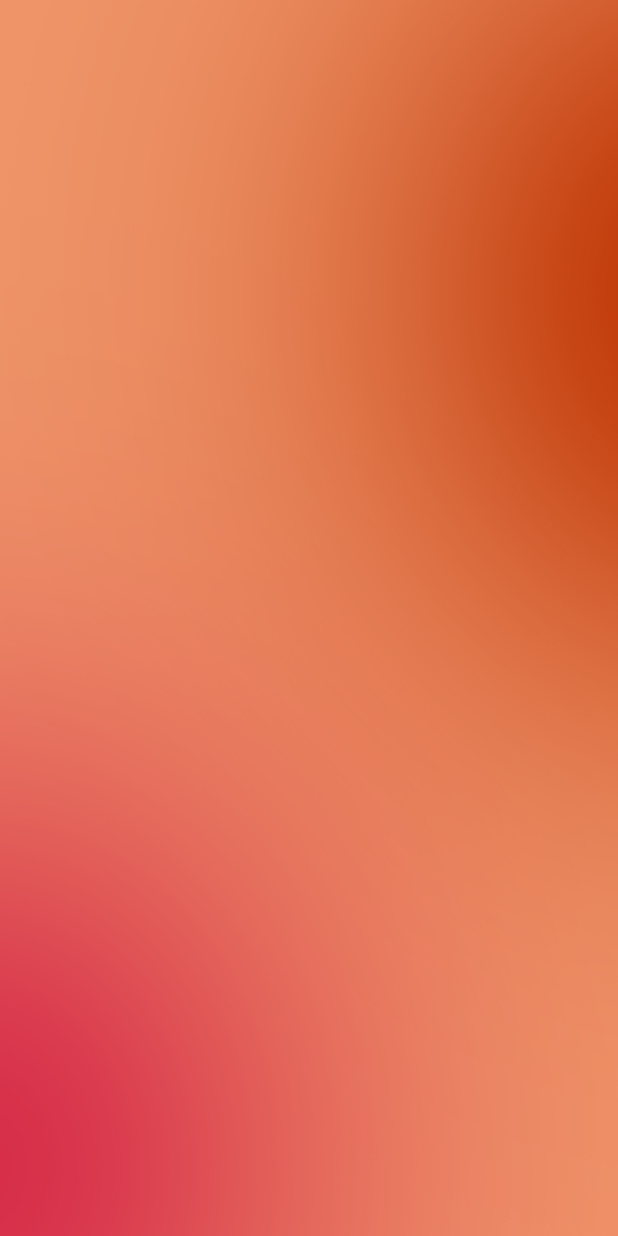
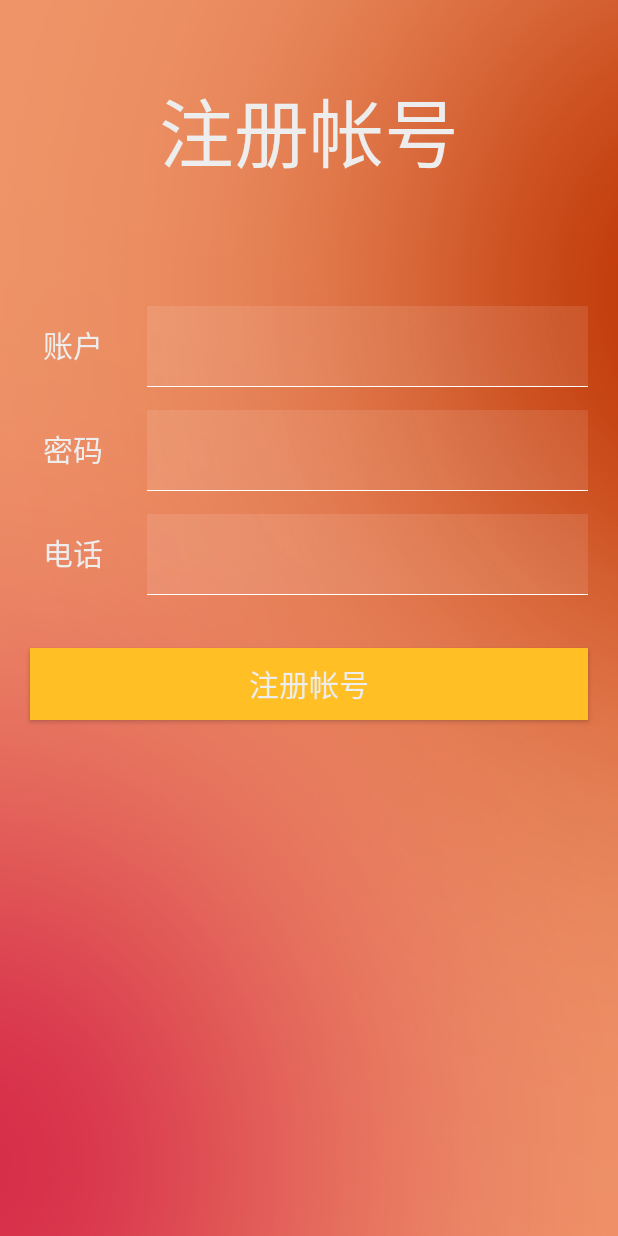
Before and after one commit to lazyZhou1997/StoreManage, an Android app: the screen it shows after launch (SignInActivity), after a tap on "注册帐号", on a phone screen of 412 x 824 dp. Run offline under Robolectric (Android 15) with nearby library versions, the phone set to English and light mode, and no system bars.

Commit message:
注册界面完成

```diff
--- a/app/src/main/java/scu/edu/storemanage/activity/MainActivity.java
+++ b/app/src/main/java/scu/edu/storemanage/activity/MainActivity.java
@@ -45,7 +45,7 @@ public class MainActivity extends Activity {
             @Override
             public void onClick(View v) {
                 Intent signIntent = new Intent(MainActivity.this,SignInActivity.class);
-                startActivity(signIntent);
+                startActivityForResult(signIntent,1);
             }
         });
     }
--- a/app/src/main/java/scu/edu/storemanage/activity/SignInActivity.java
+++ b/app/src/main/java/scu/edu/storemanage/activity/SignInActivity.java
@@ -18,5 +18,6 @@ public class SignInActivity extends Activity {
         super.onCreate(savedInstanceState);
         requestWindowFeature(Window.FEATURE_NO_TITLE);
         setContentView(R.layout.sign_layout);
+
     }
 }
--- a/app/src/main/res/layout/main_layout.xml
+++ b/app/src/main/res/layout/main_layout.xml
@@ -8,7 +8,6 @@
 
     <!--Sign In编制-->
     <TextView
-        android:id="@+id/textView"
         android:layout_width="match_parent"
         android:layout_height="wrap_content"
         android:gravity="center"
--- a/app/src/main/res/layout/sign_layout.xml
+++ b/app/src/main/res/layout/sign_layout.xml
@@ -4,4 +4,113 @@
     android:layout_height="match_parent"
     android:background="@mipmap/bg">
 
+
+    <TextView
+        android:layout_width="match_parent"
+        android:layout_height="wrap_content"
+        android:text="@string/sign_inin"
+        android:gravity="center"
+        android:textColor="@color/white"
+        android:textSize="50sp"
+        android:paddingBottom="80dp"
+        android:paddingTop="50dp"/>
+
+
+    <!--帐号-->
+    <LinearLayout
+        android:layout_width="match_parent"
+        android:layout_height="wrap_content"
+        android:orientation="horizontal"
+        android:paddingRight="20dp"
+        android:layout_marginBottom="15dp">
+
+        <TextView
+            android:layout_width="0dp"
+            android:layout_height="wrap_content"
+            android:layout_weight="1"
+            android:gravity="center"
+            android:text="@string/username"
+            android:textColor="@color/white"
+            android:textSize="20sp" />
+
+        <EditText
+            android:id="@+id/sign_account_edit"
+            android:layout_width="0dp"
+            android:layout_height="wrap_content"
+            android:layout_weight="3"
+            android:ems="10"
+            android:inputType="phone"
+            android:textColor="@color/white"
+            android:background="@mipmap/input_bg"/>
+
+    </LinearLayout>
+
+    <!--密码-->
+    <LinearLayout
+        android:layout_width="match_parent"
+        android:layout_height="wrap_content"
+        android:orientation="horizontal"
+        android:paddingRight="20dp"
+        android:layout_marginBottom="15dp">
+
+        <TextView
+            android:layout_width="0dp"
+            android:layout_height="wrap_content"
+            android:layout_weight="1"
+            android:gravity="center"
+            android:text="@string/password"
+            android:textColor="@color/white"
+            android:textSize="20sp" />
+
+        <EditText
+            android:id="@+id/sign_password_edit"
+            android:layout_width="0dp"
+            android:layout_height="wrap_content"
+            android:layout_weight="3"
+            android:ems="10"
+            android:inputType="textPassword"
+            android:textColor="@color/white"
+            android:background="@mipmap/input_bg"/>
+
+    </LinearLayout>
+
+    <!--电话-->
+    <LinearLayout
+        android:layout_width="match_parent"
+        android:layout_height="wrap_content"
+        android:orientation="horizontal"
+        android:paddingRight="20dp"
+        android:layout_marginBottom="15dp">
+
+        <TextView
+            android:layout_width="0dp"
+            android:layout_height="wrap_content"
+            android:layout_weight="1"
+            android:gravity="center"
+            android:text="@string/phone_number"
+            android:textColor="@color/white"
+            android:textSize="20sp" />
+
+        <EditText
+            android:id="@+id/sign_phone_edit"
+            android:layout_width="0dp"
+            android:layout_height="wrap_content"
+            android:layout_weight="3"
+            android:ems="10"
+            android:inputType="phone"
+            android:textColor="@color/white"
+            android:background="@mipmap/input_bg"/>
+
+    </LinearLayout>
+
+    <!--注册按钮-->
+    <Button
+        android:id="@+id/button"
+        android:layout_width="match_parent"
+        android:layout_height="wrap_content"
+        android:text="@string/sign_inin"
+        android:background="@color/login_button"
+        android:textColor="@color/white"
+        android:textSize="20sp"
+        android:layout_margin="20dp"/>
 </LinearLayout>
--- a/app/src/main/res/values/strings.xml
+++ b/app/src/main/res/values/strings.xml
@@ -9,4 +9,6 @@
     <string name="remember_password">记住密码</string>
     <string name="sign_inin">注册帐号</string>
     <string name="forget_password">忘记密码</string>
+    <!--注册界面-->
+    <string name="phone_number">电话</string>
 </resources>
```
